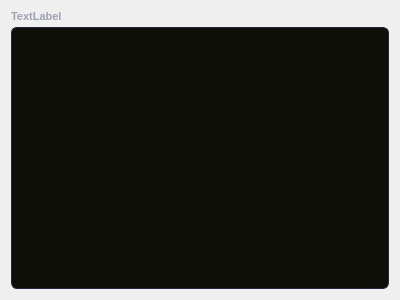
Qt form src/component/linetextinput.ui (Keypr-org/qt_client) before a commit.
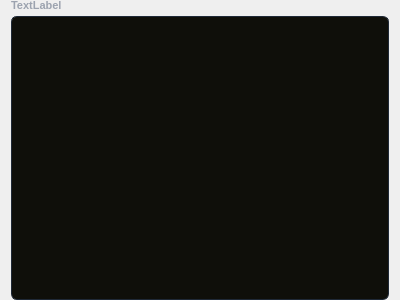
The same form after that commit.

Diff of the .ui file:
```diff
--- a/src/component/linetextinput.ui
+++ b/src/component/linetextinput.ui
@@ -22,6 +22,12 @@
 }</string>
   </property>
   <layout class="QVBoxLayout" name="verticalLayout_2">
+   <property name="topMargin">
+    <number>0</number>
+   </property>
+   <property name="bottomMargin">
+    <number>0</number>
+   </property>
    <item>
     <widget class="QLabel" name="lineTextLabel">
      <property name="maximumSize">
```
